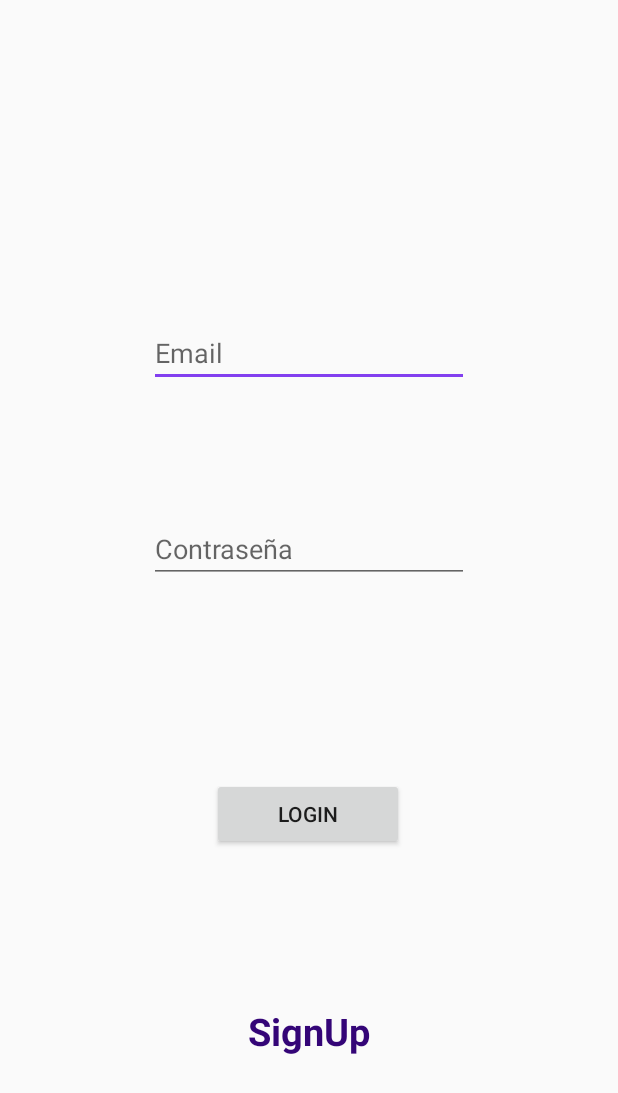
After one commit to YoaliSB/HealthChain, an Android app: the layout activity_login.xml on its own in the app's theme, with its tools: preview values and no code run, on a phone screen of 412 x 824 dp. The commit adds this screen. Shown: the top 1093 px of the screen. Run offline under Robolectric (Android 15) with nearby library versions, the light colour scheme and no system bars; network calls fail.

Commit message:
post y get hechos en login para url prueba

```diff
--- a/app/build.gradle
+++ b/app/build.gradle
@@ -32,6 +32,10 @@ dependencies {
     implementation 'androidx.navigation:navigation-fragment:2.0.0'
     implementation 'androidx.navigation:navigation-ui:2.0.0'
     implementation 'androidx.lifecycle:lifecycle-extensions:2.0.0'
+    implementation 'androidx.annotation:annotation:1.1.0'
+
+    implementation 'com.android.volley:volley:1.1.1'
+
     testImplementation 'junit:junit:4.12'
     androidTestImplementation 'androidx.test.ext:junit:1.1.1'
     androidTestImplementation 'androidx.test.espresso:espresso-core:3.2.0'
--- a/app/src/main/java/com/itesm/healthchain/SplashActivity.java
+++ b/app/src/main/java/com/itesm/healthchain/SplashActivity.java
@@ -15,7 +15,7 @@ public class SplashActivity extends AppCompatActivity {
         new Handler().postDelayed(new Runnable() {// a thread in Android
             @Override
             public void run() {
-                Intent intent = new Intent( SplashActivity.this  ,  MainActivity.class  );
+                Intent intent = new Intent( SplashActivity.this, LoginActivity.class  );
                 startActivity(intent);
                 finish();
             }
--- /dev/null
+++ b/app/src/main/res/layout/activity_login.xml
@@ -0,0 +1,74 @@
+<?xml version="1.0" encoding="utf-8"?>
+<androidx.constraintlayout.widget.ConstraintLayout xmlns:android="http://schemas.android.com/apk/res/android"
+    xmlns:app="http://schemas.android.com/apk/res-auto"
+    xmlns:tools="http://schemas.android.com/tools"
+    android:id="@+id/container"
+    android:layout_width="match_parent"
+    android:layout_height="match_parent"
+    android:paddingLeft="@dimen/activity_horizontal_margin"
+    android:paddingTop="@dimen/activity_vertical_margin"
+    android:paddingRight="@dimen/activity_horizontal_margin"
+    android:paddingBottom="@dimen/activity_vertical_margin"
+    tools:context=".ui.login.LoginActivity">
+
+    <EditText
+        android:id="@+id/etemail"
+        android:layout_width="wrap_content"
+        android:layout_height="wrap_content"
+        android:layout_alignParentTop="true"
+        android:layout_centerHorizontal="true"
+        android:ems="10"
+        android:hint="Email"
+        android:inputType="textPersonName"
+        app:layout_constraintBottom_toBottomOf="parent"
+        app:layout_constraintEnd_toEndOf="parent"
+        app:layout_constraintStart_toStartOf="parent"
+        app:layout_constraintTop_toTopOf="parent"
+        app:layout_constraintVertical_bias="0.263" />
+
+    <EditText
+        android:id="@+id/etpass"
+        android:layout_width="wrap_content"
+        android:layout_height="wrap_content"
+        android:layout_alignParentTop="true"
+        android:layout_centerHorizontal="true"
+        android:ems="10"
+        android:hint="Contraseña"
+        android:inputType="textPassword"
+        app:layout_constraintBottom_toBottomOf="parent"
+        app:layout_constraintEnd_toEndOf="parent"
+        app:layout_constraintStart_toStartOf="parent"
+        app:layout_constraintTop_toBottomOf="@+id/etemail"
+        app:layout_constraintVertical_bias="0.169" />
+
+    <Button
+        android:id="@+id/btnlogin"
+        android:layout_width="128dp"
+        android:layout_height="wrap_content"
+        android:layout_alignParentTop="true"
+        android:layout_centerHorizontal="true"
+        android:text="LogIn"
+        app:layout_constraintBottom_toBottomOf="parent"
+        app:layout_constraintEnd_toEndOf="parent"
+        app:layout_constraintHorizontal_bias="0.498"
+        app:layout_constraintStart_toStartOf="parent"
+        app:layout_constraintTop_toBottomOf="@+id/etpass"
+        app:layout_constraintVertical_bias="0.35" />
+
+    <TextView
+        android:id="@+id/textSignUp"
+        android:layout_width="wrap_content"
+        android:layout_height="wrap_content"
+        android:layout_below="@+id/btnlogin"
+        android:layout_centerHorizontal="true"
+        android:text="SignUp"
+        android:textColor="@color/colorPrimary"
+        android:textSize="25dp"
+        android:textStyle="bold"
+        app:layout_constraintBottom_toBottomOf="parent"
+        app:layout_constraintEnd_toEndOf="parent"
+        app:layout_constraintStart_toStartOf="parent"
+        app:layout_constraintTop_toBottomOf="@+id/btnlogin" />
+
+
+</androidx.constraintlayout.widget.ConstraintLayout>
--- a/build.gradle
+++ b/build.gradle
@@ -8,7 +8,7 @@ buildscript {
 
     }
     dependencies {
-        classpath 'com.android.tools.build:gradle:3.6.1'
+        classpath 'com.android.tools.build:gradle:3.6.3'
 
 
         // NOTE: Do not place your application dependencies here; they belong
```
Also changed, not shown: app/src/main/AndroidManifest.xml (+13 -1 lines), app/src/main/java/com/itesm/healthchain/LoginActivity.java (added, +193 -0 lines), app/src/main/java/com/itesm/healthchain/RegisterActivity.java (added, +118 -0 lines), app/src/main/java/com/itesm/healthchain/data/LoginDataSource.java (added, +29 -0 lines), app/src/main/java/com/itesm/healthchain/data/LoginRepository.java (added, +54 -0 lines), app/src/main/java/com/itesm/healthchain/data/Result.java (added, +48 -0 lines), app/src/main/java/com/itesm/healthchain/data/model/LoggedInUser.java (added, +23 -0 lines), app/src/main/res/layout/activity_register.xml (added, +112 -0 lines), app/src/main/res/values/strings.xml (+9 -0 lines).
